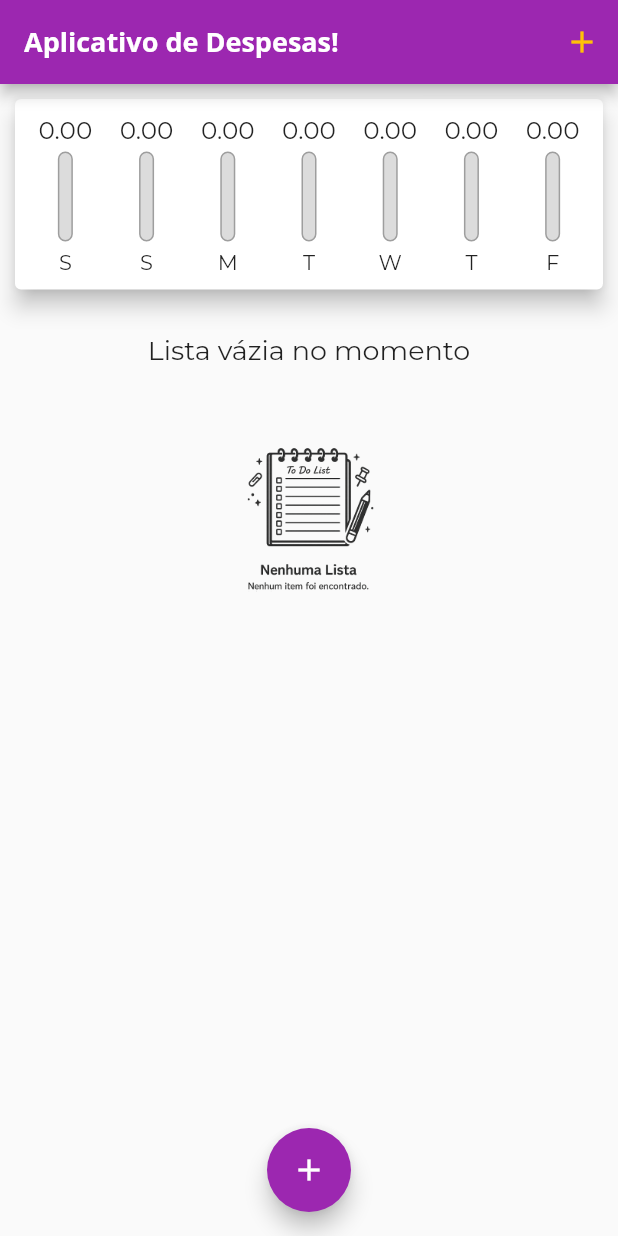
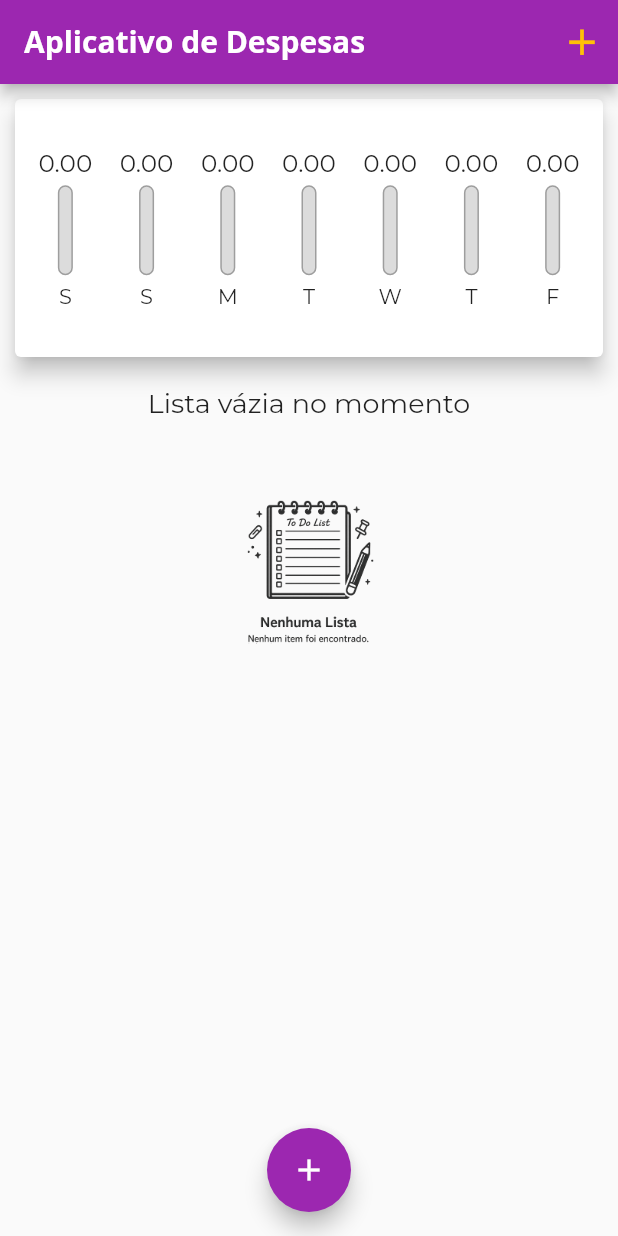
Before and after one commit to nectweb/curso-app-despesesas-flutter, a Flutter app: the screen it shows after launch, on a phone screen of 412 x 824 dp. Run offline on Flutter 3.47's test engine with Material 3 defaults, Android fonts, the phone set to English and light mode, and no system bars.

Commit message:
Adicionando responsividade

```diff
--- a/lib/components/chart.dart
+++ b/lib/components/chart.dart
@@ -41,7 +41,10 @@ class Chart extends StatelessWidget {
       margin: const EdgeInsets.all(10),
       child: Padding(
         padding: const EdgeInsets.all(10),
-        child: Row(
+        child: Column(
+          mainAxisAlignment: MainAxisAlignment.center,
+          children: [
+            Row(
               mainAxisAlignment: MainAxisAlignment.spaceAround,
               spacing: 7,
               children: groupedTransactions.map((tr) {
@@ -57,6 +60,8 @@ class Chart extends StatelessWidget {
                 );
               }).toList(),
             ),
+          ],
+        ),
       ),
     );
   }
--- a/lib/components/transaction_form.dart
+++ b/lib/components/transaction_form.dart
@@ -13,7 +13,7 @@ class TransactionForm extends StatefulWidget {
 class _TransactionFormState extends State<TransactionForm> {
   final _titleController = TextEditingController();
   final _valueController = TextEditingController();
-  DateTime _selectedDate = DateTime(2019);
+  DateTime _selectedDate = DateTime.now();
 
   void _onSubmit() {
     final title = _titleController.text;
--- a/lib/components/transactions_list.dart
+++ b/lib/components/transactions_list.dart
@@ -14,10 +14,7 @@ class TransactionsList extends StatelessWidget {
 
   @override
   Widget build(BuildContext context) {
-    return Container(
-      height: 420,
-      padding: EdgeInsets.all(10),
-      child: transactions.isEmpty
+    return transactions.isEmpty
         ? Column(
             children: [
               SizedBox(height: 10),
@@ -79,7 +76,6 @@ class TransactionsList extends StatelessWidget {
                 ),
               );
             },
-            ),
           );
   }
 }
--- a/lib/main.dart
+++ b/lib/main.dart
@@ -79,7 +79,7 @@ class _MyHomeState extends State<MyHome> {
     );
   }
 
-  _removeTransactions(String id) {
+  void _removeTransactions(String id) {
     setState(() {
       _transactions.removeWhere((tr) {
         return tr.id == id;
@@ -89,30 +89,47 @@ class _MyHomeState extends State<MyHome> {
 
   @override
   Widget build(BuildContext context) {
-    return Scaffold(
-      appBar: AppBar(
+    final appBar = AppBar(
       title: Text(
-          "Aplicativo de Despesas!",
-          style: TextStyle(color: Colors.white),
+        "Aplicativo de Despesas",
+        style: TextStyle(
+          color: Colors.white,
+          fontSize: 20 * MediaQuery.textScalerOf(context).scale(1),
+        ),
       ),
       actions: [
         IconButton(
+          iconSize: 29 * MediaQuery.textScalerOf(context).scale(1),
           onPressed: () => _openModalTransaction(context),
           icon: Icon(Icons.add),
           style: ButtonStyle(iconColor: WidgetStatePropertyAll(Colors.white)),
         ),
       ],
-      ),
+    );
+
+    final heightAvailable =
+        MediaQuery.of(context).size.height -
+        appBar.preferredSize.height -
+        MediaQuery.of(context).padding.top;
+
+    return Scaffold(
+      appBar: appBar,
       body: SingleChildScrollView(
         child: Column(
           crossAxisAlignment: CrossAxisAlignment.stretch,
           children: <Widget>[
             Column(
               children: [
-                Chart(_recentTransactions),
-                TransactionsList(
+                SizedBox(
+                  height: heightAvailable * 0.25,
+                  child: Chart(_recentTransactions),
+                ),
+                SizedBox(
+                  height: heightAvailable * 0.75,
+                  child: TransactionsList(
                     transactions: _transactions.reversed.toList(),
                     removeTransactions: _removeTransactions,
+                  ),
                 ),
               ],
             ),
```
Lines whose indentation alone changed are shown as unchanged.
